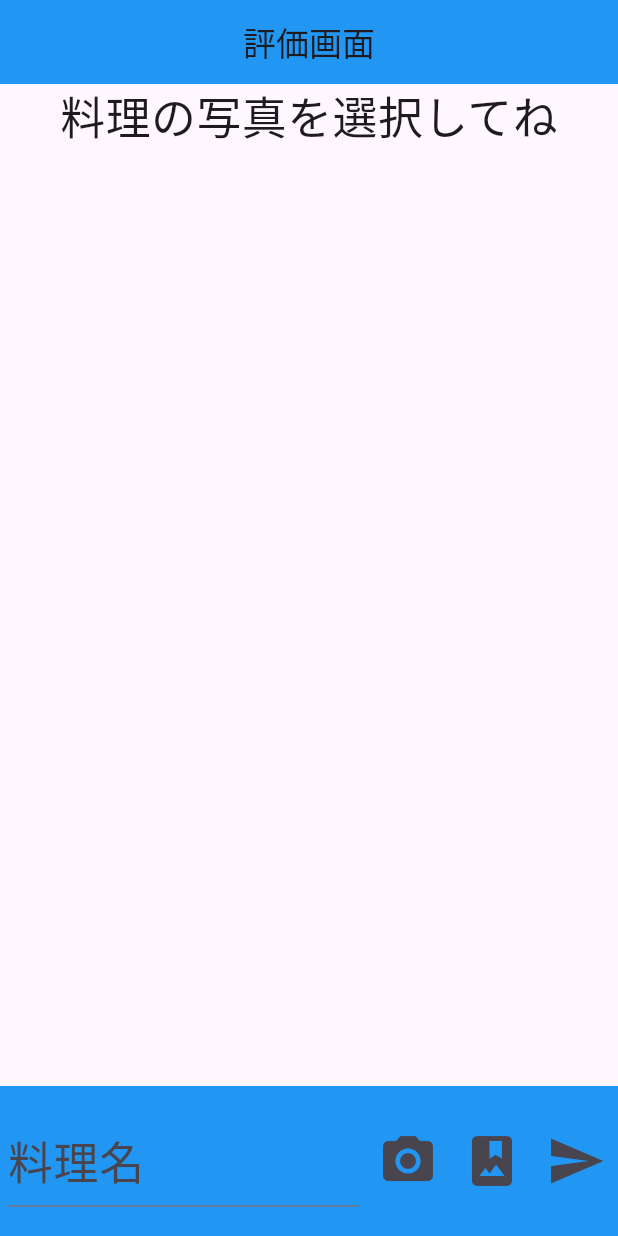
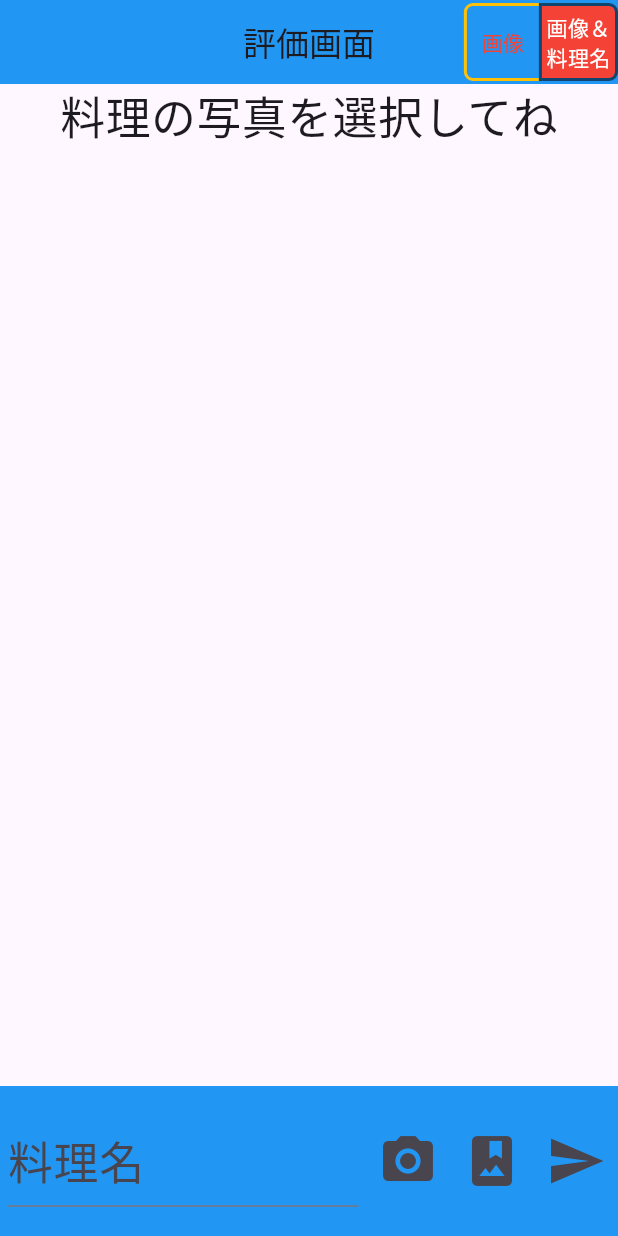
Before and after one commit to Nogiya2005/playgemini, a Flutter app: the screen it shows after launch, on a phone screen of 412 x 824 dp. Run offline on Flutter 3.47's test engine with Material 3 defaults, Android fonts, the phone set to English and light mode, and no system bars; our stand-ins replace flutter_hooks, fluttertoast, google_generative_ai, hooks_riverpod, image_picker.

Commit message:
モードの追加(uiのみ)

```diff
--- a/lib/main.dart
+++ b/lib/main.dart
@@ -64,6 +64,7 @@ class MainPage extends HookConsumerWidget {
     }
 
     void valuereset() {
+      resultsw.value = false;
       percentdata.value = "";
       aiEssaystext.value = "";
       aiSuggestedtext.value = "";
@@ -90,7 +91,7 @@ class MainPage extends HookConsumerWidget {
     void Essaysdata(File imagedata, String text) async {
       debugPrint("送信");
       final image = await imagedata.readAsBytes();
-      final prompt = TextPart("この$textの評価をしてください。");
+      final prompt = TextPart("この$textの評価をしてください。点数はつけないでください。");
       final imageParts = DataPart('image/jpeg', image);
       final response = await model.generateContent([
         Content.multi([prompt, imageParts])
@@ -111,19 +112,22 @@ class MainPage extends HookConsumerWidget {
       aiSuggestedtext.value = response.text!;
     }
 
+    final isSelected = useRef([false, true]);
+    final sw = useState(true);
+
     void getdata(File imagedata, String text) async {
       valuereset();
+      Essaysdata(imagedata, text);
+      Suggesteddata(imagedata, text);
       loadingsw.value = true;
       debugPrint("送信");
       final image = await imagedata.readAsBytes();
-      final prompt =
-          TextPart("これは$textです。一致度は何％ですか？数値で答えてください。料理以外の場合は0%と答えてください");
+      final prompt = TextPart(
+          "これは$textです。見た目は何点ですか？100点満点で点数だけ答えてください。食べられるもの以外は０％と答えてください");
       final imageParts = DataPart('image/jpeg', image);
       final response = await model.generateContent([
         Content.multi([prompt, imageParts])
       ]);
-      Essaysdata(imagedata, text);
-      Suggesteddata(imagedata, text);
       debugPrint(response.text);
       loadingsw.value = false;
       percentdata.value = response.text!.replaceAll(RegExp(r"[^0-9]"), "");
@@ -136,9 +140,39 @@ class MainPage extends HookConsumerWidget {
         title: const Text("評価画面"),
         centerTitle: true,
         backgroundColor: Colors.blue,
+        actions: [
+          ToggleButtons(
+            color: Colors.red,
+            borderWidth: 2,
+            borderColor: Colors.amber,
+            borderRadius: BorderRadius.circular(5.0),
+            selectedColor: Colors.white,
+            selectedBorderColor: Colors.black54,
+            fillColor: Colors.red,
+            isSelected: isSelected.value,
+            children: const [
+              Padding(
+                padding: EdgeInsets.all(3),
+                child: Text('画像'),
               ),
-      body: Stack(children: [
-        SingleChildScrollView(
+              Padding(
+                padding: EdgeInsets.all(3),
+                child: Text('画像＆\n料理名'),
+              ),
+            ],
+            onPressed: (index) {
+              isSelected.value[index] = !isSelected.value[index];
+              if (index == 0) {
+                isSelected.value[1] = !isSelected.value[1];
+              } else {
+                isSelected.value[0] = !isSelected.value[0];
+              }
+              sw.value = !sw.value;
+            },
+          ),
+        ],
+      ),
+      body: SingleChildScrollView(
           child: Center(
               child: Column(
         mainAxisAlignment: MainAxisAlignment.center,
@@ -164,16 +198,11 @@ class MainPage extends HookConsumerWidget {
               : percentdata.value.isEmpty
                   ? const SizedBox()
                   : Text(
-                        "${percentdata.value}%",
+                      "${percentdata.value}点",
                       style: const TextStyle(fontSize: 60),
                     ),
           if (resultsw.value == true)
             ExpansionTile(
-                onExpansionChanged: (value) {
-                  if (aiEssaystext.value.isEmpty == true) {
-                    Essaysdata(image.value!, editcontroller.text);
-                  }
-                },
               title: const Text(
                 '評価',
                 style: TextStyle(fontSize: 30),
@@ -193,11 +222,6 @@ class MainPage extends HookConsumerWidget {
             ),
           if (resultsw.value == true)
             ExpansionTile(
-                onExpansionChanged: (value) {
-                  if (aiSuggestedtext.value.isEmpty == true) {
-                    Suggesteddata(image.value!, editcontroller.text);
-                  }
-                },
               title: const Text(
                 '改善案',
                 style: TextStyle(fontSize: 30),
@@ -217,22 +241,21 @@ class MainPage extends HookConsumerWidget {
             ),
           Align(
             alignment: Alignment.bottomCenter,
-              child: Container(
+            child: SizedBox(
               width: MediaQuery.of(context).size.width,
               height: 100,
             ),
           )
         ],
       ))),
-        Align(
-          alignment: Alignment.bottomCenter,
-          child: Container(
+      bottomSheet: Container(
         width: MediaQuery.of(context).size.width,
         height: 100,
         color: Colors.blue,
         child: Row(
           mainAxisAlignment: MainAxisAlignment.center,
           children: [
+            if (sw.value == true)
               Expanded(
                   child: Padding(
                       padding: const EdgeInsets.fromLTRB(5, 0, 5, 0),
@@ -267,10 +290,12 @@ class MainPage extends HookConsumerWidget {
                         if (image.value == null) {
                           debugPrint("画像がない");
                           throw ("画像を選択してください");
-                            } else if (editcontroller.text.isEmpty == true) {
+                        } else if (editcontroller.text.isEmpty == true &&
+                            sw.value == true) {
                           debugPrint("料理名がない");
                           throw ("料理名を入力してください");
                         }
+                        //Todo:swがfalseのときの処理を追加する
                         getdata(image.value!, editcontroller.text);
                       } catch (e) {
                         Fluttertoast.showToast(
@@ -285,8 +310,6 @@ class MainPage extends HookConsumerWidget {
           ],
         ),
       ),
-        )
-      ]),
     );
   }
 }
```
Lines whose indentation alone changed are shown as unchanged.
